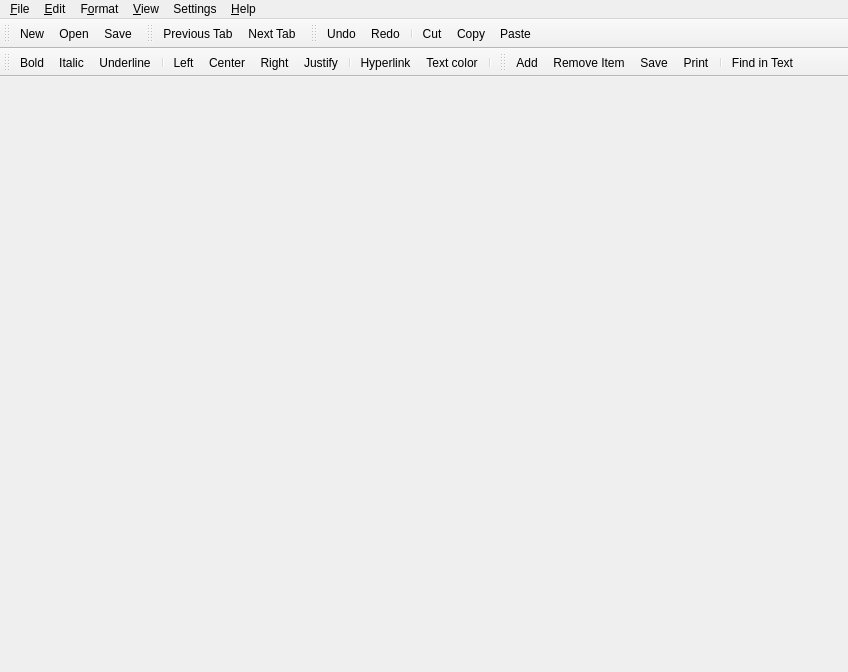
The window that src/main/mainwindow.ui (axsapronov/bQella) describes before a commit, drawn with Qt 5.
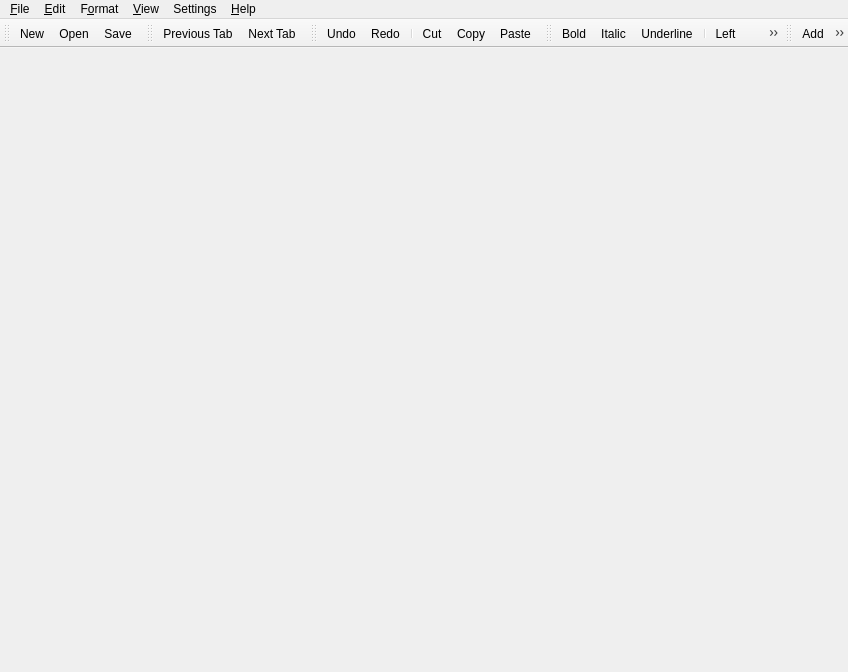
The same window after the commit. Icons and pictures are not drawn.

What changed in the file:
```diff
--- a/src/main/mainwindow.ui
+++ b/src/main/mainwindow.ui
@@ -236,7 +236,7 @@
     <enum>TopToolBarArea</enum>
    </attribute>
    <attribute name="toolBarBreak">
-    <bool>true</bool>
+    <bool>false</bool>
    </attribute>
    <addaction name="actionTextBold"/>
    <addaction name="actionTextItalic"/>
```
Left out of the diff: 9 changed lines with no effect on the pictures.
